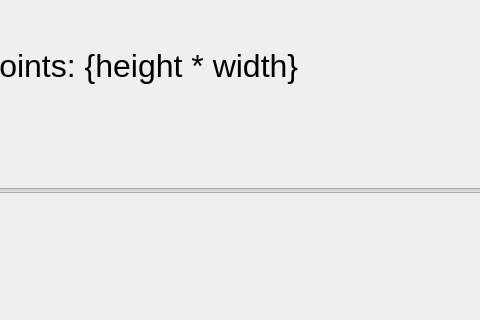
WasDerBOT/WavesSimulation, file create.ui: the form before one commit; both pictures show x 155 to 635 and y 280 to 600 of the 800 by 600 pixel window.
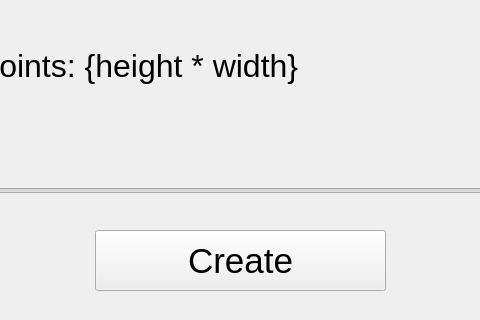
The form after the commit.

The edit to the form file:
```diff
--- a/create.ui
+++ b/create.ui
@@ -83,6 +83,24 @@
     <string>Total points: {height * width}</string>
    </property>
   </widget>
+  <widget class="QPushButton" name="Create_2">
+   <property name="geometry">
+    <rect>
+     <x>250</x>
+     <y>510</y>
+     <width>291</width>
+     <height>61</height>
+    </rect>
+   </property>
+   <property name="font">
+    <font>
+     <pointsize>26</pointsize>
+    </font>
+   </property>
+   <property name="text">
+    <string>Create</string>
+   </property>
+  </widget>
  </widget>
  <resources/>
  <connections/>
```
Left out of the diff: 2 changed lines with no effect on the pictures.
